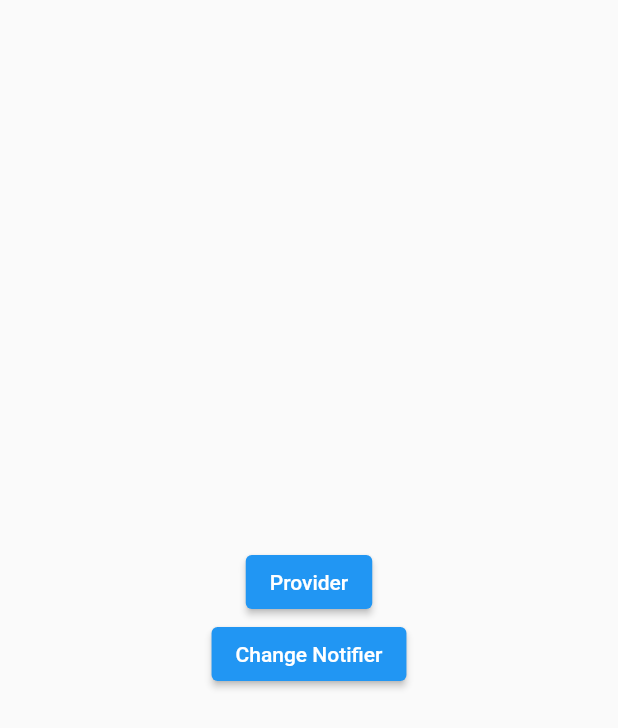
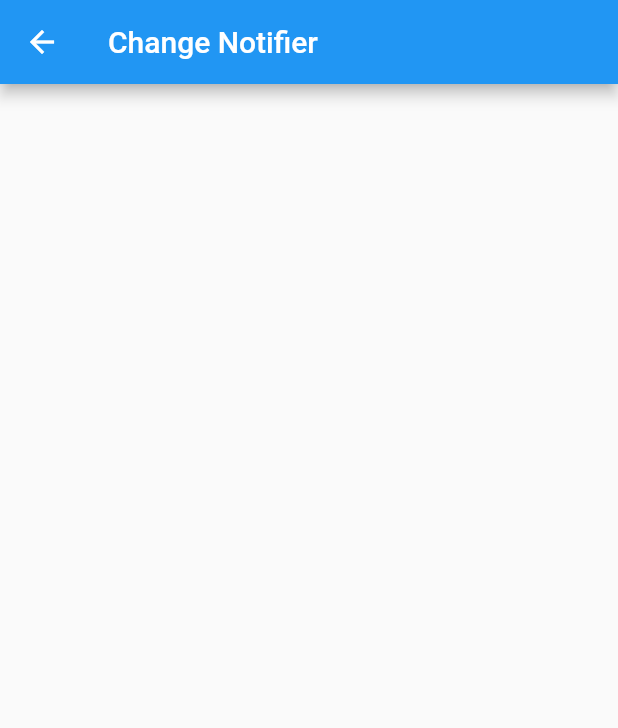
Before and after one commit to Borgonha0774/curso-academia-do-flutter, a Flutter app: the screen it shows after launch, after a tap on "Change Notifier", on a phone screen of 412 x 824 dp. Shown: the top 728 px of the screen. Run offline on Flutter 3.47's test engine with Material 2 defaults, Android fonts, the phone set to English and light mode, and no system bars; our stand-ins replace sqflite, sqflite_common, synchronized; accounts and stored records are empty; network calls fail.

Commit message:
change notifier

```diff
--- /dev/null
+++ b/dart_providers/lib/change_notifier/change_notifier_page.dart
@@ -0,0 +1,17 @@
+import 'package:flutter/material.dart';
+import 'package:flutter/src/widgets/container.dart';
+import 'package:flutter/src/widgets/framework.dart';
+
+class ChangeNotifierPage extends StatelessWidget {
+  const ChangeNotifierPage({super.key});
+
+  @override
+  Widget build(BuildContext context) {
+    return Scaffold(
+      appBar: AppBar(
+        title: const Text('Change Notifier'),
+      ),
+      body: Container(),
+    );
+  }
+}
--- /dev/null
+++ b/dart_providers/lib/change_notifier/provider_controller.dart
@@ -0,0 +1,3 @@
+import 'package:flutter/widgets.dart';
+
+class ProviderController extends ChangeNotifier {}
--- a/dart_providers/lib/main.dart
+++ b/dart_providers/lib/main.dart
@@ -2,6 +2,8 @@ import 'package:dart_providers/provider/provider_page.dart';
 import 'package:dart_providers/provider/user_model.dart';
 import 'package:flutter/material.dart';
 import 'package:provider/provider.dart';
+
+import 'change_notifier/change_notifier_page.dart';
 
 void main() {
   runApp(const MyApp());
@@ -29,6 +31,7 @@ class MyApp extends StatelessWidget {
         ),
         routes: {
           '/provider': (_) => const ProviderPage(),
+          '/change': (_) => const ChangeNotifierPage(),
         },
         home: Builder(
           builder: (context) {
@@ -44,7 +47,9 @@ class MyApp extends StatelessWidget {
                       child: const Text('Provider'),
                     ),
                     ElevatedButton(
-                      onPressed: () {},
+                      onPressed: () {
+                        Navigator.of(context).pushNamed('/change');
+                      },
                       child: const Text('Change Notifier'),
                     ),
                   ],
```
